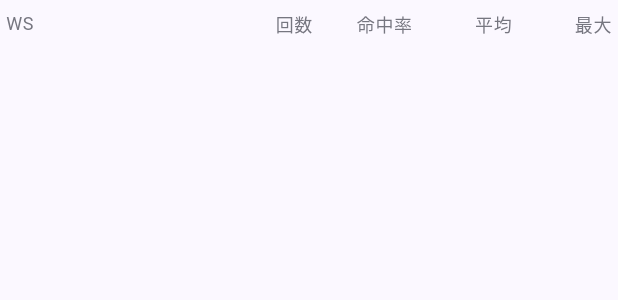
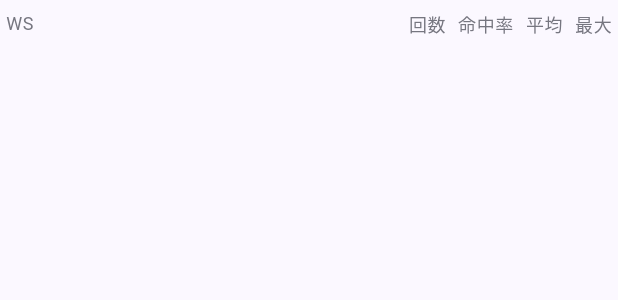
Before and after one commit to amagami00/vana-log-meter, a Flutter app: the _WsTable widget shown alone on an empty page, opened directly with empty values, on a phone screen of 412 x 824 dp. Shown: the top 300 px of the screen. Run offline on Flutter 3.47's test engine with Material 3 defaults, Android fonts, the phone set to English and light mode, and no system bars; our stand-ins replace csv, material_ui, shared_preferences, watcher; missing offline and left inert: file_selector; accounts and stored records are empty.

Commit message:
詳細パネルの WS 表で数字が折り返さないようにし、パネルを広げる
Co-Authored-By: Claude Opus 5.5 <noreply@anthropic.com>

```diff
--- a/app/lib/src/actor_detail.dart
+++ b/app/lib/src/actor_detail.dart
@@ -224,15 +224,21 @@ class _WsTable extends StatelessWidget {
       fontFeatures: const [FontFeature.tabularFigures()],
     );
     final head = theme.textTheme.bodySmall?.copyWith(color: theme.colorScheme.outline);
+    // 数値の列は中身の幅に合わせて折り返さない。残りの幅を WS 名の列に回す。
     Widget cell(String t, TextStyle? style, {bool right = true}) => Padding(
       padding: const EdgeInsets.symmetric(vertical: 2, horizontal: 4),
-      child: Text(t, style: style, textAlign: right ? TextAlign.right : TextAlign.left),
+      child: Text(
+        t,
+        style: style,
+        textAlign: right ? TextAlign.right : TextAlign.left,
+        softWrap: !right,
+      ),
     );
     return Padding(
       padding: const EdgeInsets.only(top: 6),
       child: Table(
-        columnWidths: const {0: FlexColumnWidth(2.2)},
-        defaultColumnWidth: const FlexColumnWidth(),
+        columnWidths: const {0: FlexColumnWidth()},
+        defaultColumnWidth: const IntrinsicColumnWidth(),
         children: [
           TableRow(
             children: [
--- a/app/lib/src/home_page.dart
+++ b/app/lib/src/home_page.dart
@@ -456,7 +456,7 @@ class _HomePageState extends State<HomePage> {
                                   if (selected != null) ...[
                                     const VerticalDivider(width: 1),
                                     SizedBox(
-                                      width: 340,
+                                      width: 400,
                                       child: ActorDetailPanel(
                                         summary: selected,
                                         name: display(selected.name),
```
